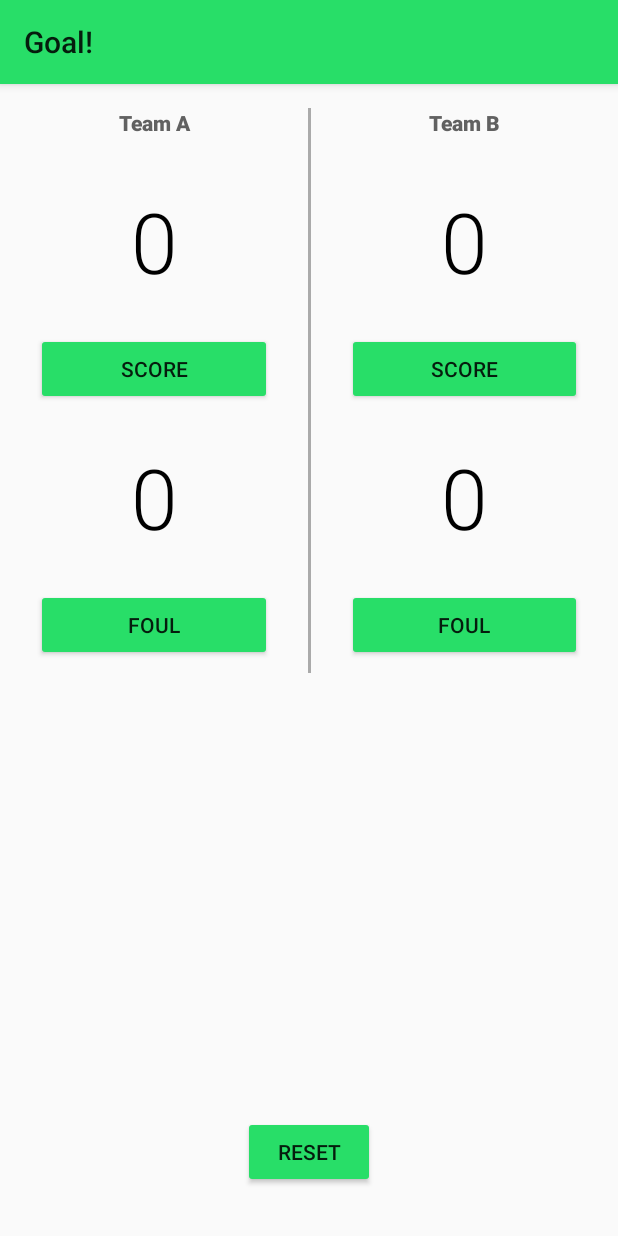
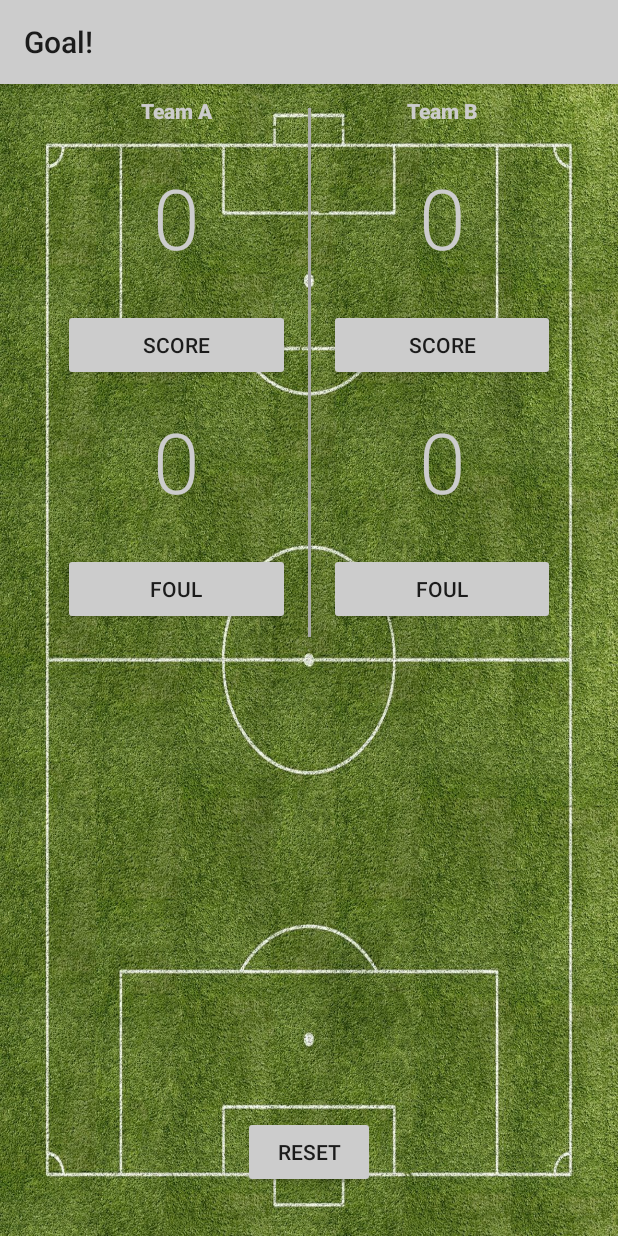
Before and after one commit to doowtnehpets/CourtCounter, an Android app: the screen it shows after launch (MainActivity), on a phone screen of 412 x 824 dp. Run offline under Robolectric (Android 15) with nearby library versions, the phone set to English and light mode, and no system bars.

Commit message:
Added background and adjusted layout to fit within the image.

```diff
--- a/app/src/main/res/layout/activity_main.xml
+++ b/app/src/main/res/layout/activity_main.xml
@@ -1,7 +1,8 @@
 <RelativeLayout xmlns:android="http://schemas.android.com/apk/res/android"
     xmlns:tools="http://schemas.android.com/tools"
     android:layout_width="match_parent"
-    android:layout_height="match_parent">
+    android:layout_height="match_parent"
+    android:background="@drawable/soccerfield">
 
     <LinearLayout
         android:layout_width="match_parent"
@@ -17,9 +18,11 @@
             <TextView
                 android:layout_width="match_parent"
                 android:layout_height="wrap_content"
+                android:layout_marginLeft="42dp"
+                android:layout_marginRight="12dp"
                 android:fontFamily="sans-serif-medium"
                 android:gravity="center"
-                android:padding="16dp"
+                android:padding="8dp"
                 android:text="Team A"
                 android:textColor="@color/team_text_color"
                 android:textSize="14sp"
@@ -29,6 +32,30 @@
                 android:id="@+id/team_a_score"
                 android:layout_width="match_parent"
                 android:layout_height="wrap_content"
+                android:layout_marginLeft="42dp"
+                android:layout_marginRight="12dp"
+                android:fontFamily="sans-serif-light"
+                android:gravity="center"
+                android:padding="16dp"
+                android:text="0"
+                android:textColor="@color/score_text_color"
+                android:textSize="56sp" />
+
+            <Button
+                android:layout_width="match_parent"
+                android:layout_height="wrap_content"
+                android:layout_marginLeft="42dp"
+                android:layout_marginRight="12dp"
+                android:layout_marginTop="8dp"
+                android:onClick="team_A_score"
+                android:text="Score" />
+
+            <TextView
+                android:id="@+id/team_a_foul"
+                android:layout_width="match_parent"
+                android:layout_height="wrap_content"
+                android:layout_marginLeft="42dp"
+                android:layout_marginRight="12dp"
                 android:fontFamily="sans-serif-light"
                 android:gravity="center"
                 android:padding="16dp"
@@ -40,29 +67,8 @@
                 android:layout_width="match_parent"
                 android:layout_height="wrap_content"
                 android:layout_marginBottom="8dp"
-                android:layout_marginLeft="24dp"
-                android:layout_marginRight="24dp"
-                android:layout_marginTop="8dp"
-                android:onClick="team_A_score"
-                android:text="Score" />
-
-            <TextView
-                android:id="@+id/team_a_foul"
-                android:layout_width="match_parent"
-                android:layout_height="wrap_content"
-                android:fontFamily="sans-serif-light"
-                android:gravity="center"
-                android:padding="16dp"
-                android:text="0"
-                android:textColor="@color/score_text_color"
-                android:textSize="56sp" />
-
-            <Button
-                android:layout_width="match_parent"
-                android:layout_height="wrap_content"
-                android:layout_marginBottom="8dp"
-                android:layout_marginLeft="24dp"
-                android:layout_marginRight="24dp"
+                android:layout_marginLeft="42dp"
+                android:layout_marginRight="12dp"
                 android:layout_marginTop="8dp"
                 android:onClick="team_A_foul"
                 android:text="Foul" />
@@ -84,9 +90,11 @@
             <TextView
                 android:layout_width="match_parent"
                 android:layout_height="wrap_content"
+                android:layout_marginLeft="12dp"
+                android:layout_marginRight="42dp"
                 android:fontFamily="sans-serif-medium"
                 android:gravity="center"
-                android:padding="16dp"
+                android:padding="8dp"
                 android:text="Team B"
                 android:textColor="@color/team_text_color"
                 android:textSize="14sp"
@@ -96,6 +104,30 @@
                 android:id="@+id/team_b_score"
                 android:layout_width="match_parent"
                 android:layout_height="wrap_content"
+                android:layout_marginLeft="12dp"
+                android:layout_marginRight="42dp"
+                android:fontFamily="sans-serif-light"
+                android:gravity="center"
+                android:padding="16dp"
+                android:text="0"
+                android:textColor="@color/score_text_color"
+                android:textSize="56sp" />
+
+            <Button
+                android:layout_width="match_parent"
+                android:layout_height="wrap_content"
+                android:layout_marginLeft="12dp"
+                android:layout_marginRight="42dp"
+                android:layout_marginTop="8dp"
+                android:onClick="team_B_score"
+                android:text="Score" />
+
+            <TextView
+                android:id="@+id/team_b_foul"
+                android:layout_width="match_parent"
+                android:layout_height="wrap_content"
+                android:layout_marginLeft="12dp"
+                android:layout_marginRight="42dp"
                 android:fontFamily="sans-serif-light"
                 android:gravity="center"
                 android:padding="16dp"
@@ -107,29 +139,8 @@
                 android:layout_width="match_parent"
                 android:layout_height="wrap_content"
                 android:layout_marginBottom="8dp"
-                android:layout_marginLeft="24dp"
-                android:layout_marginRight="24dp"
-                android:layout_marginTop="8dp"
-                android:onClick="team_B_score"
-                android:text="Score" />
-
-            <TextView
-                android:id="@+id/team_b_foul"
-                android:layout_width="match_parent"
-                android:layout_height="wrap_content"
-                android:fontFamily="sans-serif-light"
-                android:gravity="center"
-                android:padding="16dp"
-                android:text="0"
-                android:textColor="@color/score_text_color"
-                android:textSize="56sp" />
-
-            <Button
-                android:layout_width="match_parent"
-                android:layout_height="wrap_content"
-                android:layout_marginBottom="8dp"
-                android:layout_marginLeft="24dp"
-                android:layout_marginRight="24dp"
+                android:layout_marginLeft="12dp"
+                android:layout_marginRight="42dp"
                 android:layout_marginTop="8dp"
                 android:onClick="team_B_foul"
                 android:text="Foul" />
--- a/app/src/main/res/values/colors.xml
+++ b/app/src/main/res/values/colors.xml
@@ -4,6 +4,6 @@
     <color name="colorPrimaryDark">#9f3034</color>
     <color name="colorAccent">#ffd640</color>
 
-    <color name="team_text_color">#616161</color>
-    <color name="score_text_color">#000000</color>
+    <color name="team_text_color">#CCCCCC</color>
+    <color name="score_text_color">#CCCCCC</color>
 </resources>
--- a/app/src/main/res/values/styles.xml
+++ b/app/src/main/res/values/styles.xml
@@ -3,9 +3,9 @@
     <style name="AppTheme" parent="Theme.AppCompat.Light">
 
         <!-- Primary theme color of the app (sets background color of app bar) -->
-        <item name="colorPrimary">#28de68</item>
+        <item name="colorPrimary">#CCCCCC</item>
 
         <!-- Background color of buttons in the app -->
-        <item name="colorButtonNormal">#28de68</item>
+        <item name="colorButtonNormal">#CCCCCC</item>
     </style>
 </resources>
```
Also changed, not shown: app/src/main/res/drawable/soccerfield.jpg (added).
